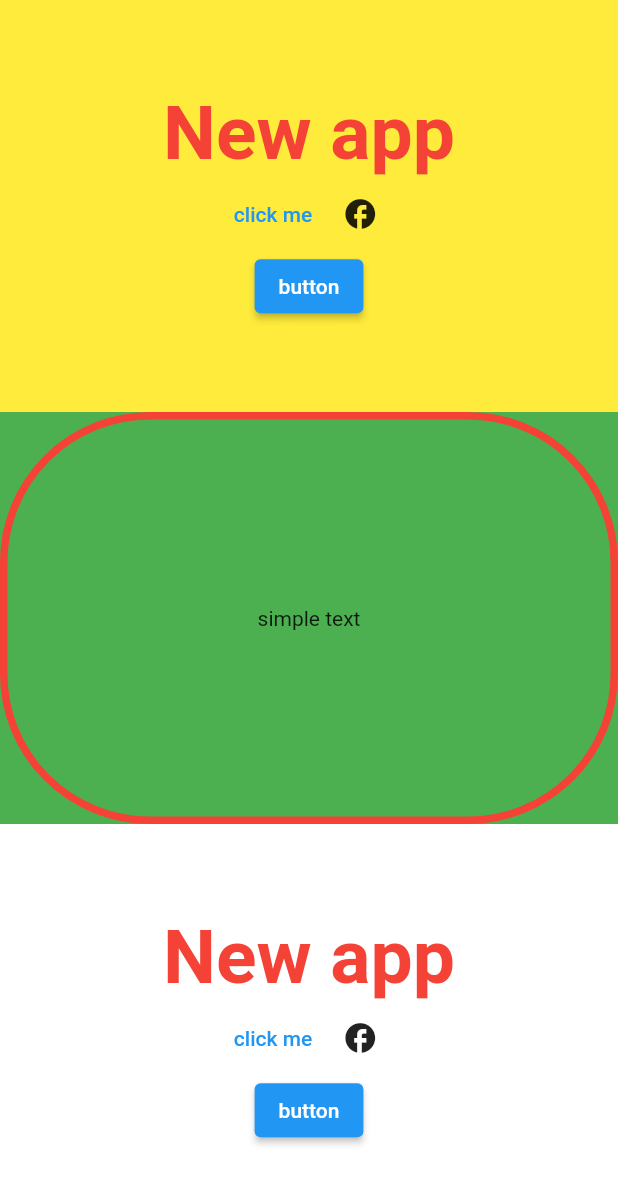
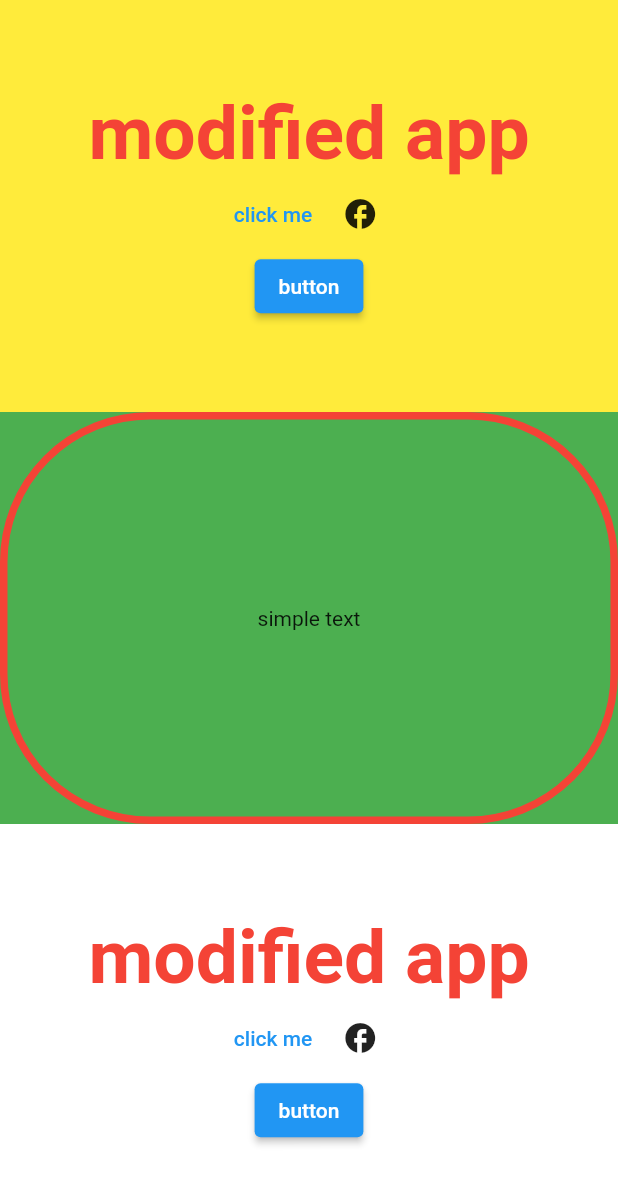
Before and after one commit to YasiYaseen/flutter_1, a Flutter app: the screen it shows after launch, on a phone screen of 412 x 824 dp. Shown: the top 1184 px of the screen. Run offline on Flutter 3.47's test engine with Material 2 defaults, Android fonts, the phone set to English and light mode, and no system bars.

```diff
--- a/lib/main.dart
+++ b/lib/main.dart
@@ -22,7 +22,7 @@ class Myapp extends StatelessWidget {
 
 class HomeScreen extends StatelessWidget {
   const HomeScreen({Key? key}) : super(key: key);
-  final String name = " New app ";
+  final String name = " modified app ";
   @override
   Widget build(BuildContext context) {
     return Scaffold(
```
